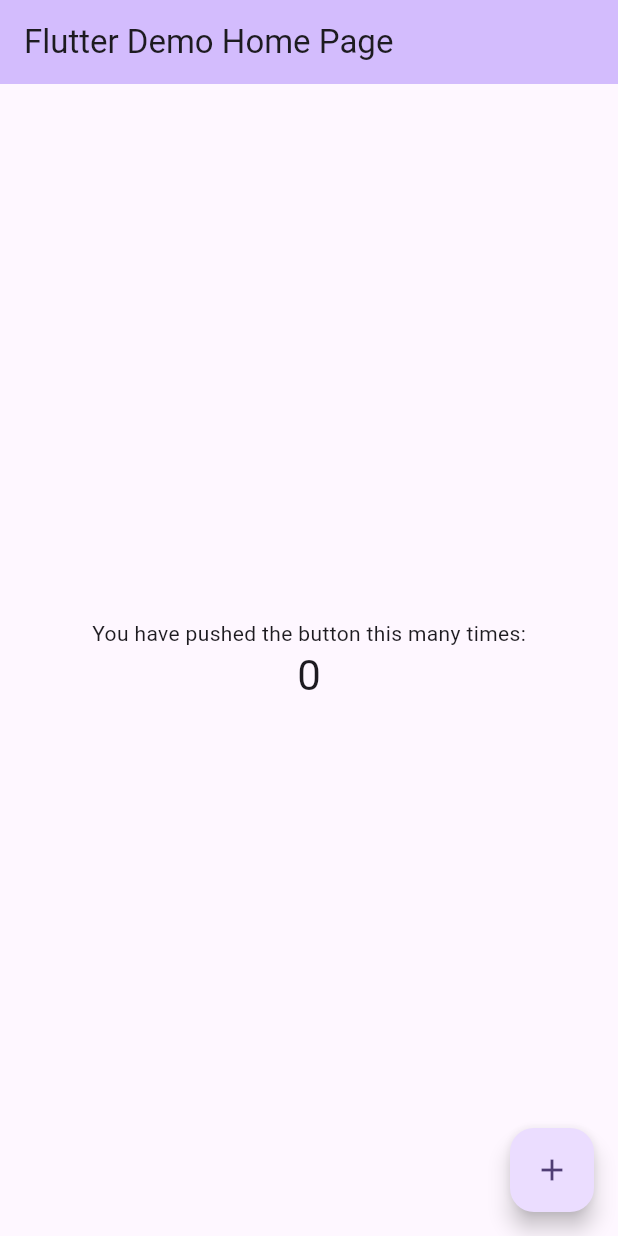
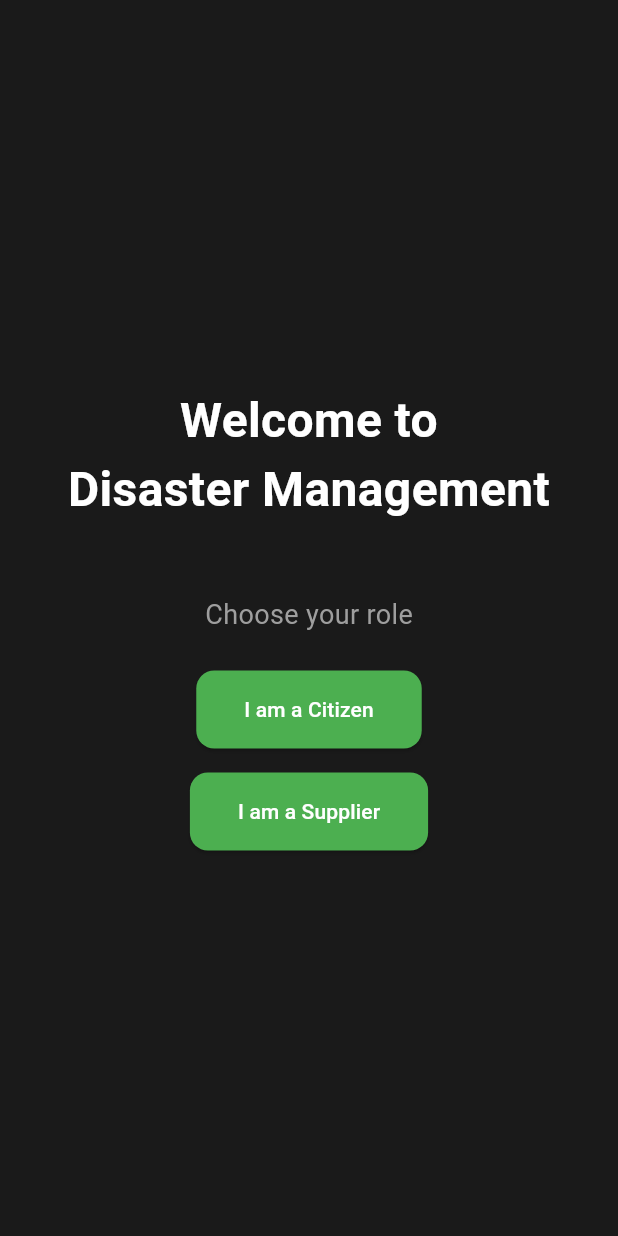
Before and after one commit to vanishajr/Aventus, a Flutter app: the screen it shows after launch, on a phone screen of 412 x 824 dp. Run offline on Flutter 3.47's test engine with Material 3 defaults, Android fonts, the phone set to English and light mode, and no system bars.

Commit message:
Dashboards

```diff
--- /dev/null
+++ b/lib/config.dart
@@ -0,0 +1,4 @@
+class Config {
+  static const String apiUrl = 'http://192.168.25.119:5000';  // Use this for Android emulator
+  // static const String apiUrl = 'http://localhost:5000';  // Use this for iOS simulator
+}
--- a/lib/main.dart
+++ b/lib/main.dart
@@ -1,4 +1,7 @@
 import 'package:flutter/material.dart';
+import 'screens/home_screen.dart';
+import 'screens/citizen_dashboard.dart';
+import 'screens/supplier_dashboard.dart';
 
 void main() {
   runApp(const MyApp());
@@ -7,45 +10,42 @@
 class MyApp extends StatelessWidget {
   const MyApp({super.key});
 
-  // This widget is the root of your application.
   @override
   Widget build(BuildContext context) {
     return MaterialApp(
-      title: 'Flutter Demo',
-      theme: ThemeData(
-        // This is the theme of your application.
-        //
-        // TRY THIS: Try running your application with "flutter run". You'll see
-        // the application has a purple toolbar. Then, without quitting the app,
-        // try changing the seedColor in the colorScheme below to Colors.green
-        // and then invoke "hot reload" (save your changes or press the "hot
-        // reload" button in a Flutter-supported IDE, or press "r" if you used
-        // the command line to start the app).
-        //
-        // Notice that the counter didn't reset back to zero; the application
-        // state is not lost during the reload. To reset the state, use hot
-        // restart instead.
-        //
-        // This works for code too, not just values: Most code changes can be
-        // tested with just a hot reload.
-        colorScheme: ColorScheme.fromSeed(seedColor: Colors.deepPurple),
+      title: 'Disaster Management',
+      theme: ThemeData.dark().copyWith(
+        primaryColor: Colors.green,
+        scaffoldBackgroundColor: const Color(0xFF1A1A1A),
+        colorScheme: ColorScheme.dark(
+          primary: Colors.green,
+          secondary: Colors.greenAccent,
+          surface: const Color(0xFF2A2A2A),
+          background: const Color(0xFF1A1A1A),
+        ),
+        elevatedButtonTheme: ElevatedButtonThemeData(
+          style: ElevatedButton.styleFrom(
+            backgroundColor: Colors.green,
+            foregroundColor: Colors.white,
+            padding: const EdgeInsets.symmetric(horizontal: 32, vertical: 16),
+            shape: RoundedRectangleBorder(
+              borderRadius: BorderRadius.circular(12),
+            ),
+          ),
+        ),
       ),
-      home: const MyHomePage(title: 'Flutter Demo Home Page'),
+      initialRoute: '/',
+      routes: {
+        '/': (context) => const HomeScreen(),
+        '/citizen': (context) => const CitizenDashboard(),
+        '/supplier': (context) => const SupplierDashboard(),
+      },
     );
   }
 }
 
 class MyHomePage extends StatefulWidget {
   const MyHomePage({super.key, required this.title});
-
-  // This widget is the home page of your application. It is stateful, meaning
-  // that it has a State object (defined below) that contains fields that affect
-  // how it looks.
-
-  // This class is the configuration for the state. It holds the values (in this
-  // case the title) provided by the parent (in this case the App widget) and
-  // used by the build method of the State. Fields in a Widget subclass are
-  // always marked "final".
 
   final String title;
 
@@ -54,69 +54,19 @@
 }
 
 class _MyHomePageState extends State<MyHomePage> {
-  int _counter = 0;
-
-  void _incrementCounter() {
-    setState(() {
-      // This call to setState tells the Flutter framework that something has
-      // changed in this State, which causes it to rerun the build method below
-      // so that the display can reflect the updated values. If we changed
-      // _counter without calling setState(), then the build method would not be
-      // called again, and so nothing would appear to happen.
-      _counter++;
-    });
-  }
-
   @override
   Widget build(BuildContext context) {
-    // This method is rerun every time setState is called, for instance as done
-    // by the _incrementCounter method above.
-    //
-    // The Flutter framework has been optimized to make rerunning build methods
-    // fast, so that you can just rebuild anything that needs updating rather
-    // than having to individually change instances of widgets.
     return Scaffold(
       appBar: AppBar(
-        // TRY THIS: Try changing the color here to a specific color (to
-        // Colors.amber, perhaps?) and trigger a hot reload to see the AppBar
-        // change color while the other colors stay the same.
         backgroundColor: Theme.of(context).colorScheme.inversePrimary,
-        // Here we take the value from the MyHomePage object that was created by
-        // the App.build method, and use it to set our appbar title.
         title: Text(widget.title),
       ),
-      body: Center(
-        // Center is a layout widget. It takes a single child and positions it
-        // in the middle of the parent.
-        child: Column(
-          // Column is also a layout widget. It takes a list of children and
-          // arranges them vertically. By default, it sizes itself to fit its
-          // children horizontally, and tries to be as tall as its parent.
-          //
-          // Column has various properties to control how it sizes itself and
-          // how it positions its children. Here we use mainAxisAlignment to
-          // center the children vertically; the main axis here is the vertical
-          // axis because Columns are vertical (the cross axis would be
-          // horizontal).
-          //
-          // TRY THIS: Invoke "debug painting" (choose the "Toggle Debug Paint"
-          // action in the IDE, or press "p" in the console), to see the
-          // wireframe for each widget.
-          mainAxisAlignment: MainAxisAlignment.center,
-          children: <Widget>[
-            const Text('You have pushed the button this many times:'),
-            Text(
-              '$_counter',
-              style: Theme.of(context).textTheme.headlineMedium,
-            ),
-          ],
+      body: const Center(
+        child: Text(
+          'Welcome to Disaster Management',
+          style: TextStyle(fontSize: 24),
         ),
       ),
-      floatingActionButton: FloatingActionButton(
-        onPressed: _incrementCounter,
-        tooltip: 'Increment',
-        child: const Icon(Icons.add),
-      ), // This trailing comma makes auto-formatting nicer for build methods.
     );
   }
 }
--- /dev/null
+++ b/lib/screens/home_screen.dart
@@ -0,0 +1,45 @@
+import 'package:flutter/material.dart';
+
+class HomeScreen extends StatelessWidget {
+  const HomeScreen({super.key});
+
+  @override
+  Widget build(BuildContext context) {
+    return Scaffold(
+      body: Center(
+        child: Column(
+          mainAxisAlignment: MainAxisAlignment.center,
+          children: [
+            const Text(
+              'Welcome to\nDisaster Management',
+              textAlign: TextAlign.center,
+              style: TextStyle(
+                fontSize: 32,
+                fontWeight: FontWeight.bold,
+                color: Colors.white,
+              ),
+            ),
+            const SizedBox(height: 48),
+            const Text(
+              'Choose your role',
+              style: TextStyle(
+                fontSize: 18,
+                color: Colors.grey,
+              ),
+            ),
+            const SizedBox(height: 24),
+            ElevatedButton(
+              onPressed: () => Navigator.pushNamed(context, '/citizen'),
+              child: const Text('I am a Citizen'),
+            ),
+            const SizedBox(height: 16),
+            ElevatedButton(
+              onPressed: () => Navigator.pushNamed(context, '/supplier'),
+              child: const Text('I am a Supplier'),
+            ),
+          ],
+        ),
+      ),
+    );
+  }
+}
```
Also changed, not shown: lib/screens/citizen_dashboard.dart (added, +24 -0 lines), lib/screens/supplier_dashboard.dart (added, +24 -0 lines), 4 other files.
